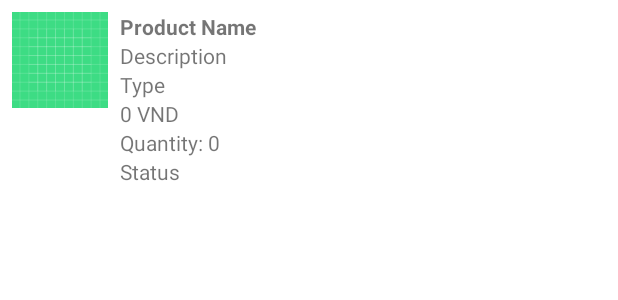
After one commit to duoc2510/Building_Management, an Android app: the layout item_product.xml on its own in the app's theme, with its tools: preview values and no code run, on a phone screen of 412 x 824 dp. The commit adds this screen. Shown: the top 300 px of the screen. Run offline under Robolectric (Android 15) with nearby library versions, the phone set to English and light mode, and no system bars.

Commit message:
xong hien thi don gian Shop

```diff
--- a/app/build.gradle.kts
+++ b/app/build.gradle.kts
@@ -4,6 +4,7 @@ plugins {
     alias(libs.plugins.android.application)
     alias(libs.plugins.kotlin.android)
     id("com.google.gms.google-services")
+    id("org.jetbrains.kotlin.kapt")
 }
 
 val localProps = Properties()
@@ -78,7 +79,11 @@ dependencies {
     implementation(libs.androidx.navigation.ui.ktx)
     implementation(libs.firebase.appcheck.debug)
     implementation(libs.firebase.messaging)
+    implementation(libs.play.services.analytics.impl)
     testImplementation(libs.junit)
     androidTestImplementation(libs.androidx.junit)
     androidTestImplementation(libs.androidx.espresso.core)
+    implementation ("com.github.bumptech.glide:glide:4.16.0")
+    implementation ("com.google.firebase:firebase-firestore-ktx:24.10.3")
+    implementation ("androidx.recyclerview:recyclerview:1.3.2")
 }
--- /dev/null
+++ b/app/src/main/res/layout/item_product.xml
@@ -0,0 +1,59 @@
+<?xml version="1.0" encoding="utf-8"?>
+<LinearLayout xmlns:android="http://schemas.android.com/apk/res/android"
+    android:orientation="horizontal"
+    android:layout_width="match_parent"
+    android:layout_height="wrap_content"
+    android:padding="8dp">
+
+    <ImageView
+        android:id="@+id/productImage"
+        android:layout_width="64dp"
+        android:layout_height="64dp"
+        android:src="@drawable/ic_launcher_background"
+        android:contentDescription="Product Image" />
+
+    <LinearLayout
+        android:orientation="vertical"
+        android:layout_width="0dp"
+        android:layout_height="wrap_content"
+        android:layout_weight="1"
+        android:paddingStart="8dp">
+
+        <TextView
+            android:id="@+id/productName"
+            android:layout_width="wrap_content"
+            android:layout_height="wrap_content"
+            android:text="Product Name"
+            android:textStyle="bold" />
+
+        <TextView
+            android:id="@+id/productDescription"
+            android:layout_width="wrap_content"
+            android:layout_height="wrap_content"
+            android:text="Description" />
+
+        <TextView
+            android:id="@+id/productType"
+            android:layout_width="wrap_content"
+            android:layout_height="wrap_content"
+            android:text="Type" />
+
+        <TextView
+            android:id="@+id/productPrice"
+            android:layout_width="wrap_content"
+            android:layout_height="wrap_content"
+            android:text="0 VND" />
+
+        <TextView
+            android:id="@+id/productQuantity"
+            android:layout_width="wrap_content"
+            android:layout_height="wrap_content"
+            android:text="Quantity: 0" />
+
+        <TextView
+            android:id="@+id/productStatus"
+            android:layout_width="wrap_content"
+            android:layout_height="wrap_content"
+            android:text="Status" />
+    </LinearLayout>
+</LinearLayout>
--- a/app/src/main/res/menu/bottom_nav_menu.xml
+++ b/app/src/main/res/menu/bottom_nav_menu.xml
@@ -18,7 +18,11 @@
         android:icon="@drawable/ic_payment_selector"
         android:title="@string/nav_payment"
         android:contentDescription="@string/nav_payment_desc" />
-
+    <item
+        android:id="@+id/nav_shop"
+        android:icon="@drawable/store"
+        android:title="Shop"
+        android:contentDescription="Shop" />
     <item
         android:id="@+id/nav_settings"
         android:icon="@drawable/ic_settings_selector"
--- a/app/src/main/res/navigation/nav_graph.xml
+++ b/app/src/main/res/navigation/nav_graph.xml
@@ -22,7 +22,10 @@
         android:name="com.app.buildingmanagement.fragment.PayFragment"
         android:label="@string/nav_payment"
         tools:layout="@layout/fragment_pay" />
-
+    <fragment
+        android:id="@+id/nav_shop"
+        android:name="com.app.buildingmanagement.fragment.ShopFragment"
+        android:label="Shop" />
     <fragment
         android:id="@+id/nav_settings"
         android:name="com.app.buildingmanagement.fragment.SettingsFragment"
--- a/gradle/libs.versions.toml
+++ b/gradle/libs.versions.toml
@@ -16,6 +16,7 @@ firebaseDatabaseKtx = "21.0.0"
 firebase-bom = "33.12.0"
 firebaseAppcheckDebug = "18.0.0"
 firebaseMessaging = "24.1.1"
+playServicesAnalyticsImpl = "18.2.0"
 
 [libraries]
 androidx-core-ktx = { group = "androidx.core", name = "core-ktx", version.ref = "coreKtx" }
@@ -35,6 +36,7 @@ firebase-bom = { module = "com.google.firebase:firebase-bom", version.ref = "fir
 firebase-auth = { module = "com.google.firebase:firebase-auth-ktx" }
 firebase-appcheck-debug = { group = "com.google.firebase", name = "firebase-appcheck-debug", version.ref = "firebaseAppcheckDebug" }
 firebase-messaging = { group = "com.google.firebase", name = "firebase-messaging", version.ref = "firebaseMessaging" }
+play-services-analytics-impl = { group = "com.google.android.gms", name = "play-services-analytics-impl", version.ref = "playServicesAnalyticsImpl" }
 
 [plugins]
 android-application = { id = "com.android.application", version.ref = "agp" }
```
Also changed, not shown: app/src/main/java/com/app/buildingmanagement/adapter/ProductAdapter.kt (added, +47 -0 lines), app/src/main/java/com/app/buildingmanagement/fragment/ShopFragment.kt (added, +51 -0 lines), app/src/main/java/com/app/buildingmanagement/model/Product.kt (added, +11 -0 lines), app/src/main/res/layout/fragment_shop.xml (added, +9 -0 lines), app/src/main/res/drawable/store.png (added).
